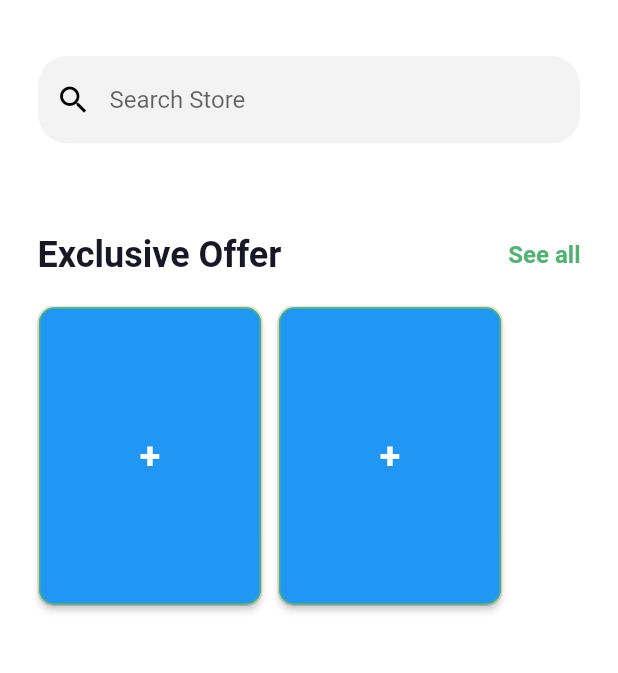
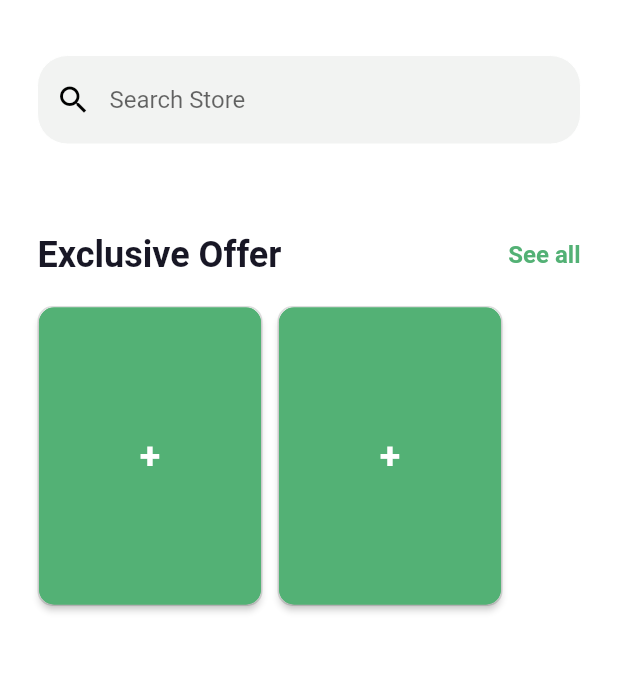
Before and after one commit to marlonchalegre/grocery_store, a Flutter app: the screen it shows after launch, on a phone screen of 412 x 824 dp, the part 66-739 px from its top. Run offline on Flutter 3.47's test engine with Material 2 defaults, Android fonts, the phone set to English and light mode, and no system bars.

Commit message:
Fix button color

```diff
--- a/lib/widget/offer_widget.dart
+++ b/lib/widget/offer_widget.dart
@@ -19,6 +19,7 @@ class OfferWidget extends StatelessWidget {
           style: TextStyle(fontSize: 25, fontWeight: FontWeight.bold),
         ),
         style: ButtonStyle(
+          backgroundColor: MaterialStateProperty.all(GroceryColors.green),
           shape: MaterialStateProperty.all<RoundedRectangleBorder>(
             RoundedRectangleBorder(
               borderRadius: BorderRadius.circular(10),
```
